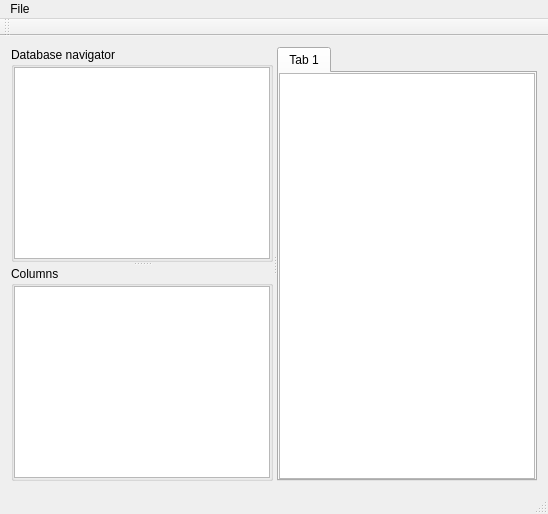
Old version of the form mainwindow.ui in the repository Zlopez/XMLDatabaseTool.
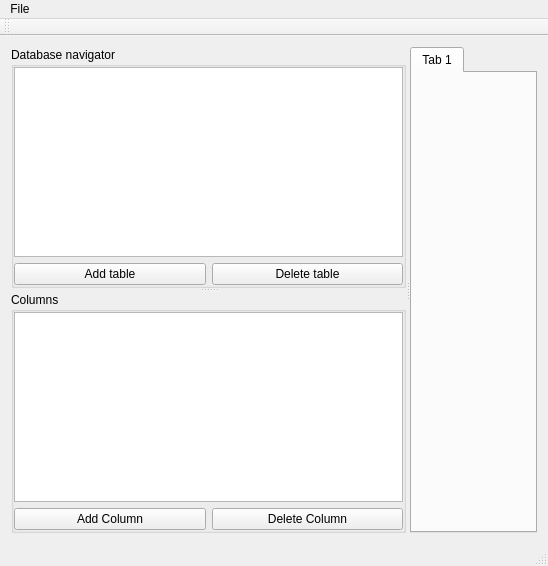
New version of the form.

Commit message: Added functionality to add and delete rows. Added functionality to add new tables to tabwidget.

The edit to the form file:
```diff
--- a/mainwindow.ui
+++ b/mainwindow.ui
@@ -62,6 +62,24 @@
             <item>
              <widget class="QTreeView" name="treeView"/>
             </item>
+            <item>
+             <layout class="QHBoxLayout" name="dbButtons">
+              <item>
+               <widget class="QPushButton" name="addTabButton">
+                <property name="text">
+                 <string>Add table</string>
+                </property>
+               </widget>
+              </item>
+              <item>
+               <widget class="QPushButton" name="delTabButton">
+                <property name="text">
+                 <string>Delete table</string>
+                </property>
+               </widget>
+              </item>
+             </layout>
+            </item>
            </layout>
           </widget>
           <widget class="QGroupBox" name="colNavigator">
@@ -75,6 +93,24 @@
             <item>
              <widget class="QListView" name="listView"/>
             </item>
+            <item>
+             <layout class="QHBoxLayout" name="colButtons">
+              <item>
+               <widget class="QPushButton" name="addColButton">
+                <property name="text">
+                 <string>Add Column</string>
+                </property>
+               </widget>
+              </item>
+              <item>
+               <widget class="QPushButton" name="delColButton">
+                <property name="text">
+                 <string>Delete Column</string>
+                </property>
+               </widget>
+              </item>
+             </layout>
+            </item>
            </layout>
           </widget>
          </widget>
@@ -83,17 +119,19 @@
            <attribute name="title">
             <string>Tab 1</string>
            </attribute>
-           <layout class="QHBoxLayout" name="horizontalLayout_3">
-            <property name="margin">
+           <layout class="QVBoxLayout" name="verticalLayout_3">
+            <property name="leftMargin">
              <number>0</number>
             </property>
-            <item>
-             <widget class="QTableView" name="tableView">
-              <property name="editTriggers">
-               <set>QAbstractItemView::DoubleClicked|QAbstractItemView::EditKeyPressed</set>
-              </property>
-             </widget>
-            </item>
+            <property name="topMargin">
+             <number>0</number>
+            </property>
+            <property name="rightMargin">
+             <number>0</number>
+            </property>
+            <property name="bottomMargin">
+             <number>0</number>
+            </property>
            </layout>
           </widget>
          </widget>
```
Left out of the diff: 35 changed lines with no effect on the pictures. The commit also changes 9 other files.
